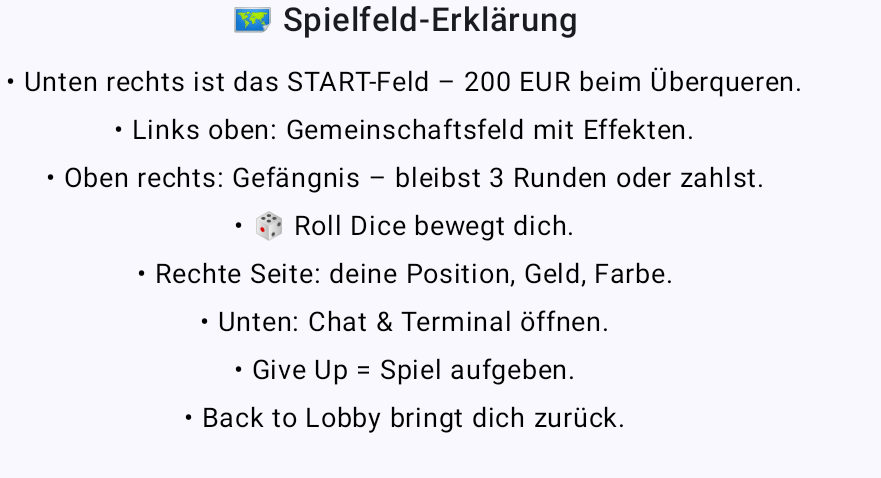
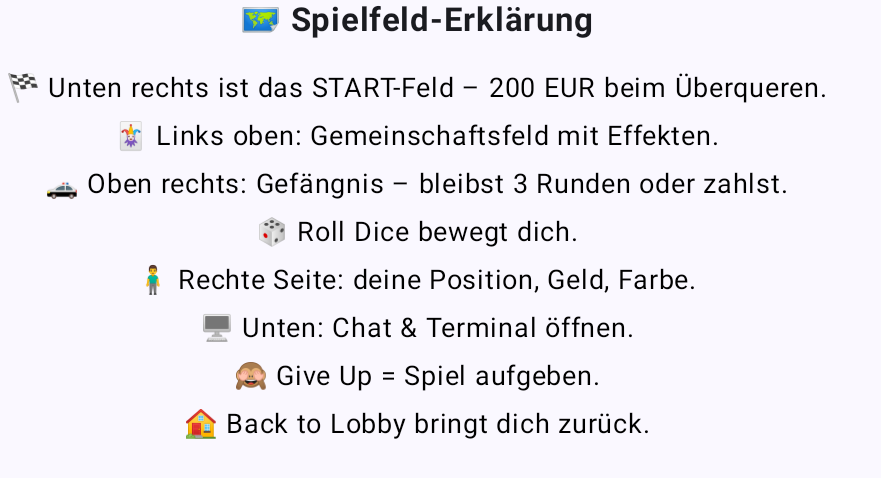
Before and after one commit to hoffmann2109/AndroidBoardGameClient, an Android app built with Jetpack Compose: the composable BoardHelp shown on its own in the app's theme, on a phone screen of 824 x 412 dp (held sideways). Shown: the top 478 px of the screen, without its empty margins (0-881 px from the left). Run offline under Robolectric (Android 15) with nearby library versions, the phone set to English and light mode, and no system bars; network calls fail; 1 statement that could not run was skipped.

Commit message:
Added board help

```diff
--- a/app/src/main/java/at/aau/serg/websocketbrokerdemo/ui/GameHelp.kt
+++ b/app/src/main/java/at/aau/serg/websocketbrokerdemo/ui/GameHelp.kt
@@ -139,17 +139,18 @@ fun LobbyHelp() {
 @Composable
 fun BoardHelp() {
     Column(horizontalAlignment = Alignment.CenterHorizontally) {
-        Text("🗺️ Spielfeld-Erklärung", fontSize = 22.sp, fontWeight = FontWeight.SemiBold)
-        Spacer(Modifier.height(12.dp))
+        Text("🗺️ Spielfeld-Erklärung", fontSize = 22.sp, fontWeight = FontWeight.Bold)
+        Spacer(Modifier.height(16.dp))
+
         listOf(
-            "• Unten rechts ist das START-Feld – 200 EUR beim Überqueren.",
-            "• Links oben: Gemeinschaftsfeld mit Effekten.",
-            "• Oben rechts: Gefängnis – bleibst 3 Runden oder zahlst.",
-            "• 🎲 Roll Dice bewegt dich.",
-            "• Rechte Seite: deine Position, Geld, Farbe.",
-            "• Unten: Chat & Terminal öffnen.",
-            "• Give Up = Spiel aufgeben.",
-            "• Back to Lobby bringt dich zurück."
+            "🏁 Unten rechts ist das START-Feld – 200 EUR beim Überqueren.",
+            "🃏 Links oben: Gemeinschaftsfeld mit Effekten.",
+            "🚓 Oben rechts: Gefängnis – bleibst 3 Runden oder zahlst.",
+            "🎲 Roll Dice bewegt dich.",
+            "🧍‍♂️ Rechte Seite: deine Position, Geld, Farbe.",
+            "🖥️ Unten: Chat & Terminal öffnen.",
+            "🙈 Give Up = Spiel aufgeben.",
+            "🏠 Back to Lobby bringt dich zurück."
         ).forEach {
             Text(it, fontSize = 18.sp, modifier = Modifier.padding(4.dp), color = Color.Black)
         }
```
Also changed, not shown: 1 other file.
